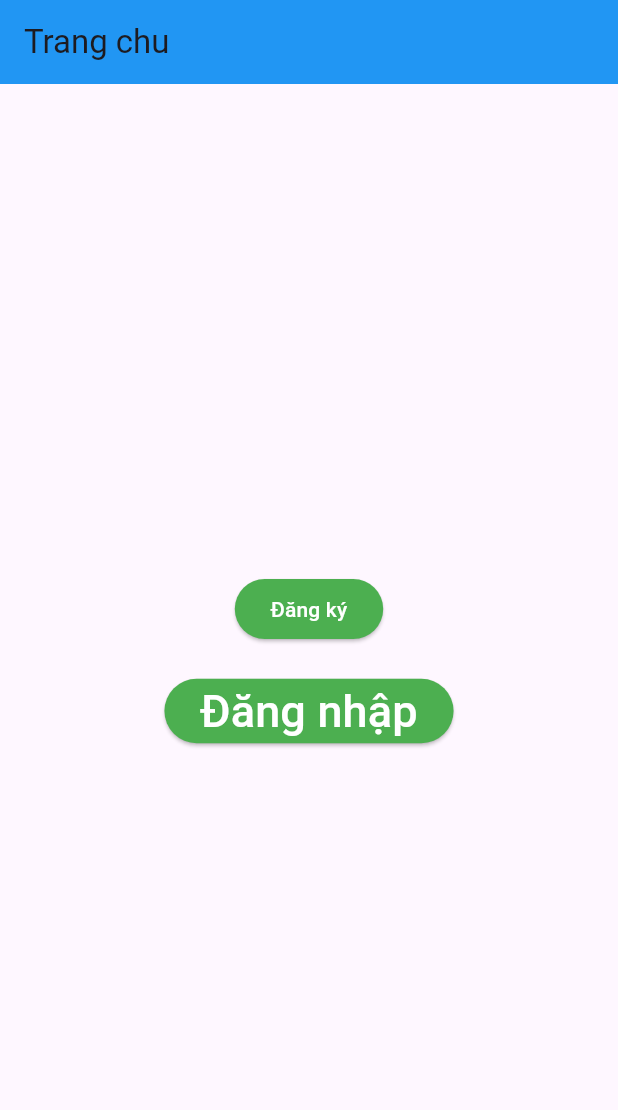
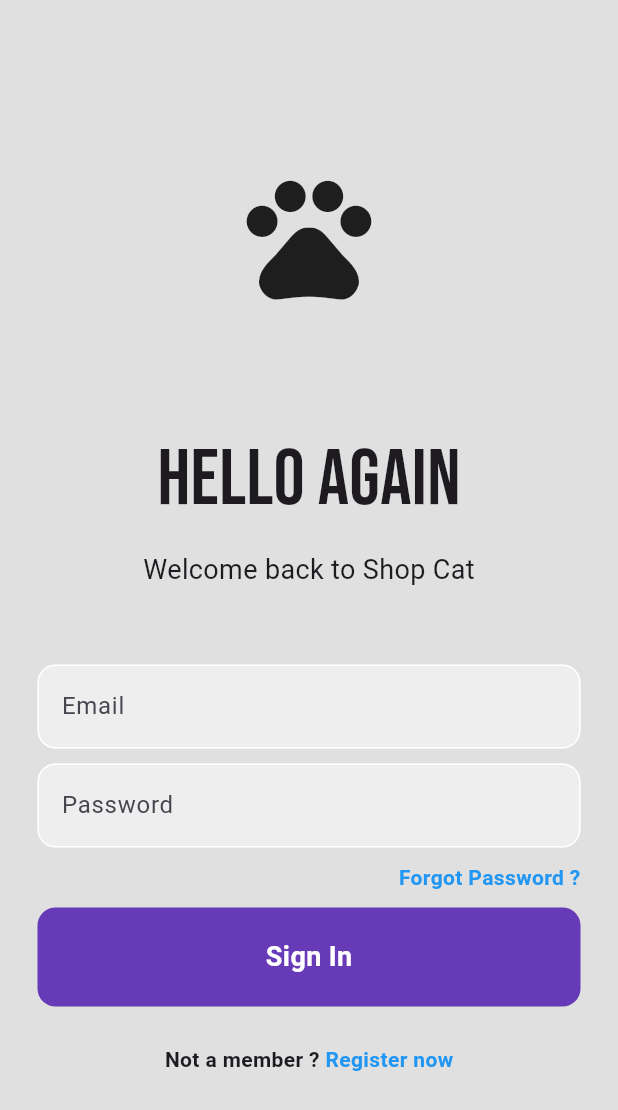
Before and after one commit to trandai03/final_mobile, a Flutter app: the screen it shows after launch, on a phone screen of 412 x 824 dp. Shown: the top 1110 px of the screen. Run offline on Flutter 3.47's test engine with Material 3 defaults, Android fonts, the phone set to English and light mode, and no system bars; our stand-ins replace firebase_auth, firebase_core, google_fonts; accounts and stored records are empty.

Commit message:
đăng nhập, đăng kí vả quên mật khẩu
đăng nhập, đăng kí vả quên mật khẩu, có thể xem trên web hoặc mobile được

```diff
--- a/Cat_api/lib/main.dart
+++ b/Cat_api/lib/main.dart
@@ -1,6 +1,7 @@
 import 'dart:io';
-import 'package:cat_api/widgets/homepage.dart';
-import 'package:cat_api/widgets/register.dart';
+import 'package:cat_api/widgets/home_page.dart';
+import 'package:cat_api/widgets/side_page/main_page.dart';
+import 'package:cat_api/widgets/side_page/register.dart';
 import 'package:firebase_core/firebase_core.dart';
 import 'package:flutter/foundation.dart';
 import 'package:flutter/material.dart';
@@ -34,11 +35,13 @@
     return MaterialApp(
       debugShowCheckedModeBanner: false,
       title: "Cat Api",
+      home: Mainpage(),
       routes: {
-        "/": (context) => MyHomePage(),
-        "/register": (context) => MyRegister(),
+        "/homepage": (context) => HomePage(),
+        // "/register": (context) => RegisterPage(showLoginPage: showLoginPage),
         // "/login": (context) => MyLogin(),
         // "/content": (context) => MyContent(),
+        // "/login": (context) => LoginPage(),
       },
     );
   }
--- a/Cat_api/lib/widgets/homepage.dart
+++ /dev/null
@@ -1,47 +0,0 @@
-import 'package:flutter/material.dart';
-
-class MyHomePage extends StatelessWidget {
-  const MyHomePage({super.key});
-
-  @override
-  Widget build(BuildContext context) {
-    return Scaffold(
-      appBar: AppBar(
-        title: Text("Trang chu"),
-        backgroundColor: Colors.blue,
-      ),
-      body: Center(
-        child: Column(
-          mainAxisAlignment: MainAxisAlignment.center,
-          children: [
-            ElevatedButton(
-              onPressed: () =>
-                  Navigator.of(context).popAndPushNamed("/register"),
-              child: Text('Đăng ký'),
-              style: ButtonStyle(
-                backgroundColor: MaterialStatePropertyAll<Color>(Colors.green),
-                foregroundColor: MaterialStatePropertyAll<Color>(Colors.white),
-              ),
-            ),
-            SizedBox(
-              height: 20,
-            ),
-            ElevatedButton(
-              onPressed: () => Navigator.of(context).popAndPushNamed("/login"),
-              child: Text(
-                "Đăng nhập",
-                style: TextStyle(
-                  fontSize: 30,
-                ),
-              ),
-              style: ButtonStyle(
-                backgroundColor: MaterialStatePropertyAll<Color>(Colors.green),
-                foregroundColor: MaterialStatePropertyAll<Color>(Colors.white),
-              ),
-            )
-          ],
-        ),
-      ),
-    );
-  }
-}
--- /dev/null
+++ b/Cat_api/lib/widgets/side_page/auth_page.dart
@@ -0,0 +1,29 @@
+import 'package:cat_api/widgets/side_page/login.dart';
+import 'package:cat_api/widgets/side_page/register.dart';
+import 'package:flutter/material.dart';
+
+class AuthPage extends StatefulWidget {
+  const AuthPage({super.key});
+
+  @override
+  State<AuthPage> createState() => _AuthPageState();
+}
+
+class _AuthPageState extends State<AuthPage> {
+  bool showLoginPage = true;
+
+  void toggleScreens() {
+    setState(() {
+      showLoginPage = !showLoginPage;
+    });
+  }
+
+  @override
+  Widget build(BuildContext context) {
+    if (showLoginPage) {
+      return LoginPage(showRegisterPage: toggleScreens);
+    } else {
+      return RegisterPage(showLoginPage: toggleScreens);
+    }
+  }
+}
--- /dev/null
+++ b/Cat_api/lib/widgets/side_page/login.dart
@@ -0,0 +1,191 @@
+import 'package:cat_api/widgets/side_page/forgot_pw_page.dart';
+import 'package:firebase_auth/firebase_auth.dart';
+import 'package:flutter/material.dart';
+import 'package:flutter/services.dart';
+import 'package:google_fonts/google_fonts.dart';
+
+class LoginPage extends StatefulWidget {
+  const LoginPage({super.key, required this.showRegisterPage});
+  final VoidCallback showRegisterPage;
+  @override
+  State<LoginPage> createState() => _LoginPageState();
+}
+
+class _LoginPageState extends State<LoginPage> {
+  final _emailController = TextEditingController();
+  final _passwordController = TextEditingController();
+
+  Future signIn() async {
+    await FirebaseAuth.instance.signInWithEmailAndPassword(
+      email: _emailController.text.trim(),
+      password: _passwordController.text.trim(),
+    );
+  }
+
+  @override
+  void dispose() {
+    _emailController.dispose();
+    _passwordController.dispose();
+    super.dispose();
+  }
+
+  Widget build(BuildContext context) {
+    return Scaffold(
+      backgroundColor: Colors.grey[300],
+      body: SafeArea(
+        child: Center(
+          child: SingleChildScrollView(
+            child: Column(
+              mainAxisAlignment: MainAxisAlignment.center,
+              children: [
+                Icon(
+                  Icons.pets,
+                  size: 100,
+                ),
+                SizedBox(height: 75),
+                Text(
+                  'Hello Again',
+                  style: GoogleFonts.bebasNeue(fontSize: 52),
+                ),
+                SizedBox(height: 10),
+                Text(
+                  'Welcome back to Shop Cat',
+                  style: TextStyle(
+                    fontSize: 18,
+                  ),
+                ),
+                SizedBox(height: 50),
+
+                //email
+                Padding(
+                  padding: const EdgeInsets.symmetric(horizontal: 25.0),
+                  child: TextField(
+                    controller: _emailController,
+                    decoration: InputDecoration(
+                      enabledBorder: OutlineInputBorder(
+                        borderSide: BorderSide(color: Colors.white),
+                        borderRadius: BorderRadius.circular(12),
+                      ),
+                      focusedBorder: OutlineInputBorder(
+                        borderSide: BorderSide(color: Colors.deepPurple),
+                        borderRadius: BorderRadius.circular(12),
+                      ),
+                      hintText: 'Email',
+                      fillColor: Colors.grey[200],
+                      filled: true,
+                    ),
+                  ),
+                ),
+                SizedBox(height: 10),
+
+                //password
+                Padding(
+                  padding: const EdgeInsets.symmetric(horizontal: 25.0),
+                  child: TextField(
+                    obscureText: true,
+                    controller: _passwordController,
+                    decoration: InputDecoration(
+                      enabledBorder: OutlineInputBorder(
+                        borderSide: BorderSide(color: Colors.white),
+                        borderRadius: BorderRadius.circular(12),
+                      ),
+                      focusedBorder: OutlineInputBorder(
+                        borderSide: BorderSide(color: Colors.deepPurple),
+                        borderRadius: BorderRadius.circular(12),
+                      ),
+                      hintText: 'Password',
+                      fillColor: Colors.grey[200],
+                      filled: true,
+                    ),
+                  ),
+                ),
+
+                SizedBox(height: 10),
+                Padding(
+                  padding: const EdgeInsets.symmetric(horizontal: 25.0),
+                  child: Row(
+                    mainAxisAlignment: MainAxisAlignment.end,
+                    children: [
+                      GestureDetector(
+                        onTap: () {
+                          Navigator.push(context,
+                              MaterialPageRoute(builder: (context) {
+                            return ForgotPasswordPage();
+                          }));
+                        },
+                        child: MouseRegion(
+                          cursor: SystemMouseCursors.click,
+                          child: Text(
+                            'Forgot Password ?',
+                            style: TextStyle(
+                              color: Colors.blue,
+                              fontWeight: FontWeight.bold,
+                            ),
+                          ),
+                        ),
+                      ),
+                    ],
+                  ),
+                ),
+                SizedBox(height: 10),
+
+                // sign in button
+                Padding(
+                  padding: const EdgeInsets.symmetric(horizontal: 25.0),
+                  child: MouseRegion(
+                    cursor: SystemMouseCursors.click,
+                    child: GestureDetector(
+                      onTap: signIn,
+                      child: Container(
+                        padding: EdgeInsets.all(20),
+                        decoration: BoxDecoration(
+                          color: Colors.deepPurple,
+                          borderRadius: BorderRadius.circular(12),
+                        ),
+                        child: Center(
+                          child: Text(
+                            'Sign In',
+                            style: TextStyle(
+                              color: Colors.white,
+                              fontWeight: FontWeight.bold,
+                              fontSize: 18,
+                            ),
+                          ),
+                        ),
+                      ),
+                    ),
+                  ),
+                ),
+                SizedBox(height: 25),
+                Row(
+                  mainAxisAlignment: MainAxisAlignment.center,
+                  children: [
+                    Text(
+                      'Not a member ? ',
+                      style: TextStyle(
+                        fontWeight: FontWeight.bold,
+                      ),
+                    ),
+                    GestureDetector(
+                      onTap: widget.showRegisterPage,
+                      child: MouseRegion(
+                        cursor: SystemMouseCursors.click,
+                        child: Text(
+                          'Register now',
+                          style: TextStyle(
+                            color: Colors.blue,
+                            fontWeight: FontWeight.bold,
+                          ),
+                        ),
+                      ),
+                    )
+                  ],
+                )
+              ],
+            ),
+          ),
+        ),
+      ),
+    );
+  }
+}
--- /dev/null
+++ b/Cat_api/lib/widgets/side_page/main_page.dart
@@ -0,0 +1,24 @@
+import 'package:cat_api/widgets/side_page/auth_page.dart';
+import 'package:cat_api/widgets/home_page.dart';
+import 'package:firebase_auth/firebase_auth.dart';
+import 'package:flutter/material.dart';
+
+class Mainpage extends StatelessWidget {
+  const Mainpage({super.key});
+
+  @override
+  Widget build(BuildContext context) {
+    return Scaffold(
+      body: StreamBuilder<User?>(
+        stream: FirebaseAuth.instance.authStateChanges(),
+        builder: (context, snapshot) {
+          if (snapshot.hasData) {
+            return HomePage();
+          } else {
+            return AuthPage();
+          }
+        },
+      ),
+    );
+  }
+}
--- a/Cat_api/pubspec.yaml
+++ b/Cat_api/pubspec.yaml
@@ -37,6 +37,7 @@ dependencies:
   cupertino_icons: ^1.0.2
   firebase_core: ^2.25.4
   firebase_auth: ^4.17.4
+  google_fonts:
 dev_dependencies:
   flutter_test:
     sdk: flutter
```
Also changed, not shown: Cat_api/lib/widgets/home_page.dart (added, +32 -0 lines), Cat_api/lib/widgets/register.dart (deleted, +0 -61 lines), Cat_api/lib/widgets/side_page/forgot_pw_page.dart (added, +91 -0 lines), Cat_api/lib/widgets/side_page/register.dart (added, +213 -0 lines), Cat_api/pubspec.lock.
